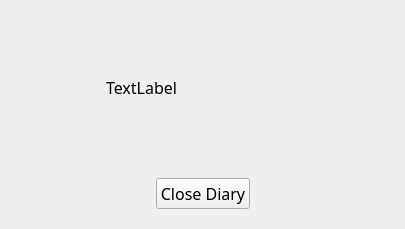
Above: form/diary.ui from soda92/beijing_fushengji_rewrite before the change. Below: the same form after it.
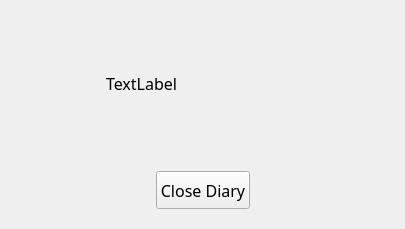
That is the form after the change. Icons and pictures are not drawn.

Commit message: fix button height

Diff of the .ui file:
```diff
--- a/form/diary.ui
+++ b/form/diary.ui
@@ -81,6 +81,12 @@
       </item>
       <item>
        <widget class="QPushButton" name="pushButton">
+        <property name="minimumSize">
+         <size>
+          <width>0</width>
+          <height>38</height>
+         </size>
+        </property>
         <property name="text">
          <string>Close Diary</string>
         </property>
```
The commit also changes 1 other file.
